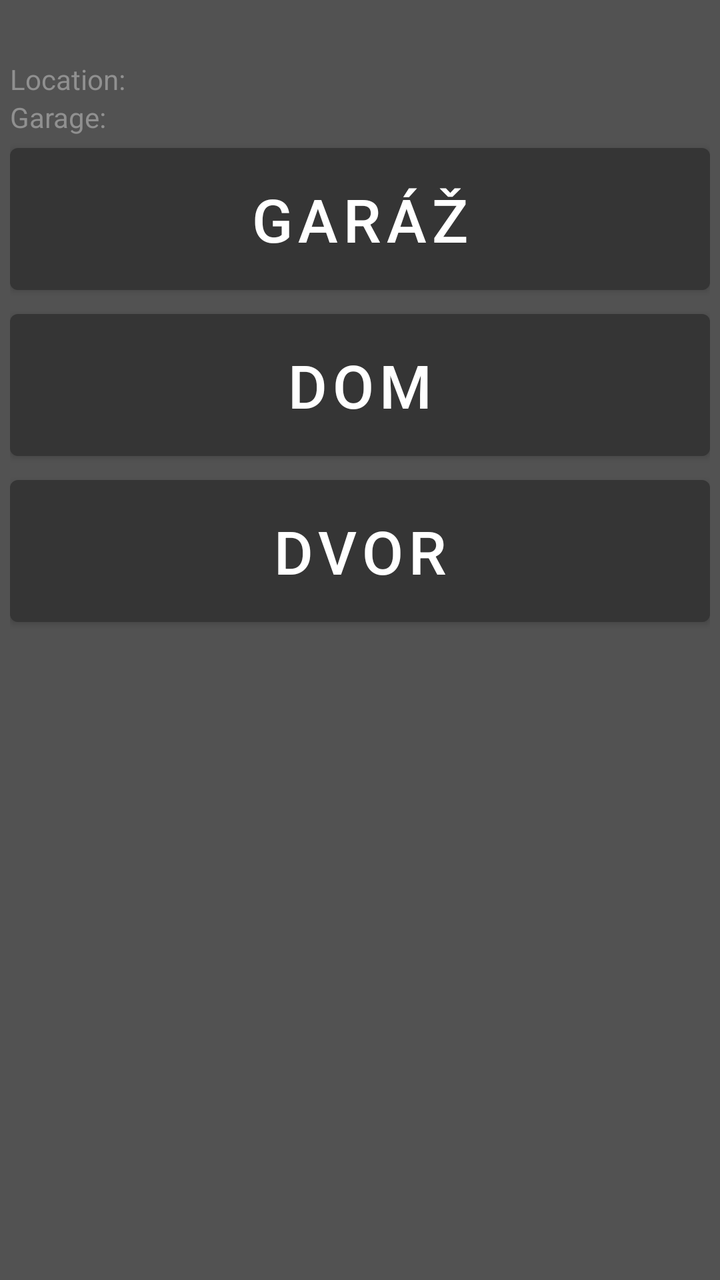
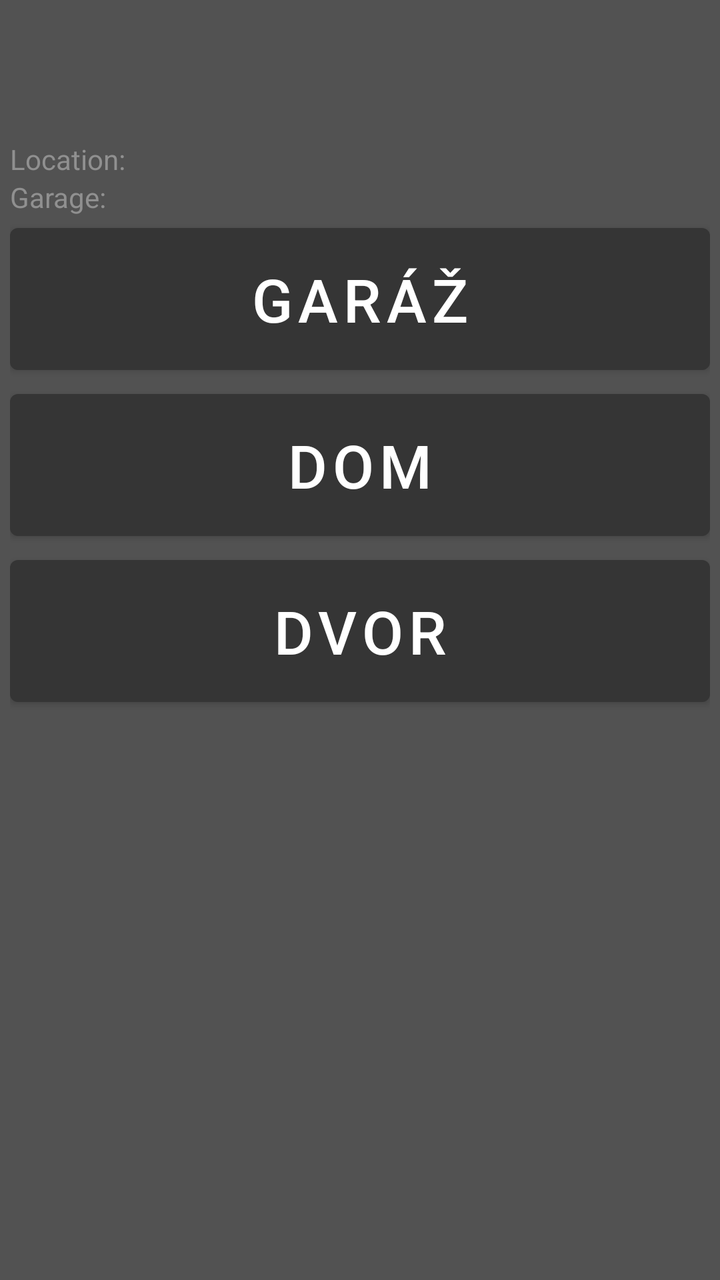

An Android layout rendered at two revisions. The XML below is the earlier revision; the diff shows what the commit changed to produce the second picture.
<!-- AndroidManifest.xml: application theme AppTheme -->
<!-- res/layout/activity_main.xml -->
<?xml version="1.0" encoding="utf-8"?>
<androidx.constraintlayout.widget.ConstraintLayout xmlns:android="http://schemas.android.com/apk/res/android"
    xmlns:app="http://schemas.android.com/apk/res-auto"
    xmlns:tools="http://schemas.android.com/tools"
    android:id="@+id/constraintLayout"
    android:layout_width="match_parent"
    android:layout_height="match_parent"
    android:layout_marginBottom="10dp"
    tools:context=".MainActivity">

    <LinearLayout
        style="@style/MainLayout"
        android:layout_width="match_parent"
        android:layout_height="match_parent"
        android:orientation="vertical"
        android:paddingTop="30dp"
        tools:layout_editor_absoluteX="5dp">

        <ScrollView
            android:layout_width="match_parent"
            android:layout_height="match_parent"
            android:layout_weight="1">

            <LinearLayout
                android:layout_width="match_parent"
                android:layout_height="wrap_content"
                android:orientation="vertical">

                <TextView
                    android:id="@+id/locationTextView"
                    android:layout_width="match_parent"
                    android:layout_height="wrap_content"
                    android:layout_weight="1"
                    android:text="Location: " />

                <TextView
                    android:id="@+id/garageInfo"
                    android:layout_width="match_parent"
                    android:layout_height="wrap_content"
                    android:layout_weight="1"
                    android:text="Garage:" />

                <Button
                    android:id="@+id/gateGarage"
                    android:layout_width="match_parent"
                    android:layout_height="83dp"
                    android:text="Garáž"
                    android:textSize="30sp" />

                <Button
                    android:id="@+id/gateHouse"
                    android:layout_width="match_parent"
                    android:layout_height="83dp"
                    android:text="Dom"
                    android:textSize="30sp" />

                <Button
                    android:id="@+id/gateYard"
                    android:layout_width="match_parent"
                    android:layout_height="83dp"
                    android:clickable="true"
                    android:text="Dvor"
                    android:textSize="30sp" />

            </LinearLayout>
        </ScrollView>

        <ProgressBar
            android:id="@+id/progressBar"
            style="@android:style/Widget.DeviceDefault.Light.ProgressBar.Large"
            android:layout_width="match_parent"
            android:layout_height="match_parent"
            android:visibility="gone" />

        <androidx.recyclerview.widget.RecyclerView
            android:id="@+id/recyclerView"
            android:layout_width="match_parent"
            android:layout_height="wrap_content"
            android:layout_weight="0" />


    </LinearLayout>

</androidx.constraintlayout.widget.ConstraintLayout>
<!-- resources referenced by this layout -->
<resources>
  <style name="MainLayout">
          <item name="android:layout_marginRight">5dp</item>
          <item name="android:layout_marginLeft">5dp</item>
      </style>
  <style name="AppTheme" parent="Theme.MaterialComponents.Light.DarkActionBar">
          
          <item name="colorPrimary">@color/colorPrimaryDark</item>
          <item name="colorPrimaryDark">@color/colorPrimaryDark</item>
          <item name="colorAccent">@color/colorAccent</item>
          <item name="android:windowBackground">@color/colorBackground</item>
          <item name="android:textColor">@color/colorPrimary</item>
          <item name="actionOverflowMenuStyle">@style/popMenuStyle</item>
  
  
  
      </style>
  <color name="colorPrimaryDark">#353535</color>
  <color name="colorAccent">#03A8DA</color>
  <color name="colorBackground">#525252</color>
  <color name="colorPrimary">#909090</color>
  <style name="popMenuStyle" parent="Widget.AppCompat.PopupMenu.Overflow">
          <item name="android:popupBackground">@color/colorBackground</item>
      </style>
</resources>

<!-- the commit's change to res/layout/activity_main.xml (unified diff, before → after) -->
@@ -13,7 +13,7 @@
         android:layout_width="match_parent"
         android:layout_height="match_parent"
         android:orientation="vertical"
-        android:paddingTop="30dp"
+        android:paddingTop="70dp"
         tools:layout_editor_absoluteX="5dp">
 
         <ScrollView
